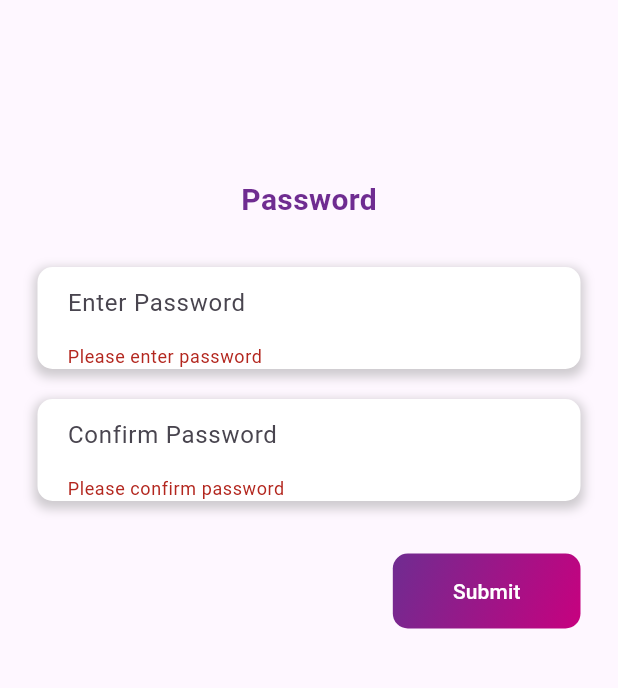
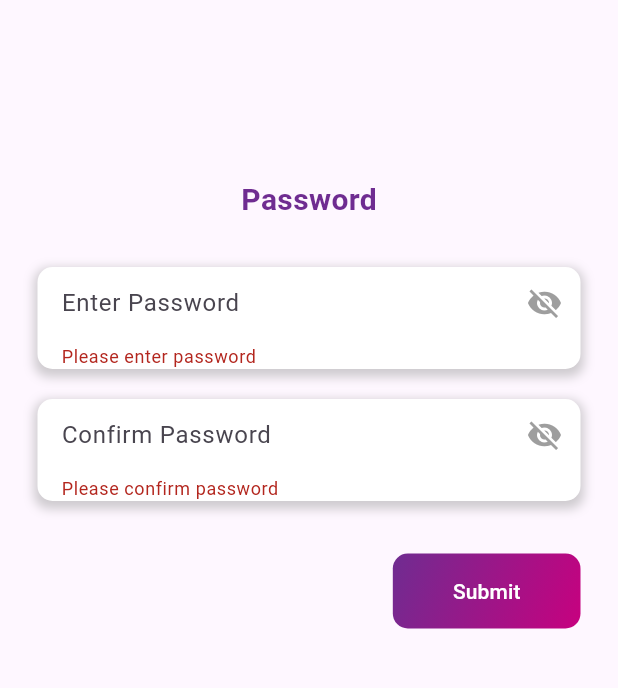
Before and after one commit to janani101110/e_voting_app, a Flutter app: the Password screen opened directly with empty values, after a tap on "Submit", on a phone screen of 412 x 824 dp, the part 63-751 px from its top. Run offline on Flutter 3.47's test engine with Material 3 defaults, Android fonts, the phone set to English and light mode, and no system bars; our stand-ins replace lottie.

Commit message:
password accepted (frontend)

```diff
--- a/e_voting_app/lib/pages/passaccept.dart
+++ b/e_voting_app/lib/pages/passaccept.dart
@@ -5,27 +5,22 @@ import 'package:flutter/material.dart';
 import 'package:lottie/lottie.dart';
 
 class Passaccept extends StatefulWidget {
-  final int userId;
-
-  const Passaccept({super.key, required this.userId});
+  final String nic;
+  const Passaccept({super.key, required this.nic});
 
   @override
   _PassacceptState createState() => _PassacceptState();
 }
 
-
-
 class _PassacceptState extends State<Passaccept> {
   @override
   void initState() {
     super.initState();
-    // Navigate to the password page after a 3-second delay
+    // Navigate to Login after animation
     Future.delayed(const Duration(seconds: 6), () {
       Navigator.pushReplacement(
         context,
-        MaterialPageRoute(
-          builder: (context) => Login(userId: widget.userId), // Pass userId here
-        ),
+        MaterialPageRoute(builder: (context) => Login()),
       );
     });
   }
@@ -33,7 +28,7 @@ class _PassacceptState extends State<Passaccept> {
   @override
   Widget build(BuildContext context) {
     return Scaffold(
-      appBar: AppBar(title: Text('User ID: ${widget.userId}')),
+      appBar: AppBar(title: const Text('Password Accepted')),
       body: Center(
         child: Column(
           mainAxisAlignment: MainAxisAlignment.center,
--- a/e_voting_app/lib/pages/password.dart
+++ b/e_voting_app/lib/pages/password.dart
@@ -1,13 +1,13 @@
-
+import 'package:e_voting_app/pages/passaccept.dart';
 import 'package:flutter/material.dart';
 import 'package:http/http.dart' as http;
 import 'dart:convert';
-import 'package:e_voting_app/pages/passaccept.dart';
+
 
 class Password extends StatefulWidget {
-  final int userId;
-
-  const Password({super.key, required this.userId});
+  final int userId; // Used for navigation only
+  final String nic;
+  const Password({super.key, required this.userId, required this.nic});
 
   @override
   State<Password> createState() => _PasswordState();
@@ -19,6 +19,9 @@ class _PasswordState extends State<Password> {
       TextEditingController();
   final _formKey = GlobalKey<FormState>();
 
+  bool _isPasswordVisible = false;
+  bool _isConfirmPasswordVisible = false;
+
   @override
   void dispose() {
     _passwordController.dispose();
@@ -29,31 +32,32 @@ class _PasswordState extends State<Password> {
   Future<void> _updatePassword() async {
   if (_formKey.currentState?.validate() != true) return;
 
-    final url = Uri.parse('http://10.0.2.2:8080/user/${widget.userId}');
-    final response = await http.post(
+  final url = Uri.parse(
+      'http://10.0.2.2:8080/api/user/${widget.nic}/update-password');
+  final response = await http.put(
     url,
     headers: {'Content-Type': 'application/json'},
-      body: json.encode({'password': _passwordController.text}),
+    body: json.encode({'nic': widget.nic, 'password': _passwordController.text}),
   );
 
   if (response.statusCode == 200) {
-      // Navigate to PassAccept page
-      Navigator.push(
+    // Navigate directly to Passaccept without userId
+    Navigator.pushReplacement(
       context,
-        MaterialPageRoute(
-          builder: (context) => Passaccept(userId: widget.userId),
-        ),
+      MaterialPageRoute(builder: (context) => Passaccept(nic: widget.nic)),
     );
   } else if (response.statusCode == 404) {
     ScaffoldMessenger.of(context).showSnackBar(
-        SnackBar(content: Text('User not found. Password not updated.')),
+      const SnackBar(content: Text('User not found. Password not updated.')),
     );
   } else {
     ScaffoldMessenger.of(context).showSnackBar(
-        SnackBar(content: Text('An error occurred. Please try again.')),
+      const SnackBar(content: Text('An error occurred. Please try again.')),
     );
   }
 }
+
+
 
   @override
   Widget build(BuildContext context) {
@@ -67,7 +71,7 @@ class _PasswordState extends State<Password> {
             crossAxisAlignment: CrossAxisAlignment.center,
             children: [
               const SizedBox(height: 80),
-              Text(
+              const Text(
                 'Password',
                 style: TextStyle(
                   color: Color.fromRGBO(111, 44, 145, 1),
@@ -76,77 +80,9 @@ class _PasswordState extends State<Password> {
                 ),
               ),
               const SizedBox(height: 30),
-              Container(
-                decoration: BoxDecoration(
-                  color: Colors.white,
-                  borderRadius: BorderRadius.circular(10),
-                  boxShadow: [
-                    BoxShadow(
-                      color: Colors.grey.withOpacity(0.5),
-                      spreadRadius: 2,
-                      blurRadius: 5,
-                      offset: const Offset(0, 3),
-                    ),
-                  ],
-                ),
-                child: TextFormField(
-                  controller: _passwordController,
-                  decoration: const InputDecoration(
-                    hintText: 'Enter Password',
-                    border: OutlineInputBorder(
-                      borderSide: BorderSide.none,
-                    ),
-                    contentPadding:
-                        EdgeInsets.symmetric(horizontal: 16, vertical: 12),
-                  ),
-                  obscureText: true,
-                  validator: (value) {
-                    if (value == null || value.isEmpty) {
-                      return 'Please enter password';
-                    }
-                    if (value.length < 6) {
-                      return 'Password must be at least 6 characters long';
-                    }
-                    return null;
-                  },
-                ),
-              ),
+              _buildPasswordField(),
               const SizedBox(height: 20),
-              Container(
-                decoration: BoxDecoration(
-                  color: Colors.white,
-                  borderRadius: BorderRadius.circular(10),
-                  boxShadow: [
-                    BoxShadow(
-                      color: Colors.grey.withOpacity(0.5),
-                      spreadRadius: 2,
-                      blurRadius: 5,
-                      offset: const Offset(0, 3),
-                    ),
-                  ],
-                ),
-                child: TextFormField(
-                  controller: _confirmPasswordController,
-                  decoration: const InputDecoration(
-                    hintText: 'Confirm Password',
-                    border: OutlineInputBorder(
-                      borderSide: BorderSide.none,
-                    ),
-                    contentPadding:
-                        EdgeInsets.symmetric(horizontal: 16, vertical: 12),
-                  ),
-                  obscureText: true,
-                  validator: (value) {
-                    if (value == null || value.isEmpty) {
-                      return 'Please confirm password';
-                    }
-                    if (value != _passwordController.text) {
-                      return 'Passwords do not match';
-                    }
-                    return null;
-                  },
-                ),
-              ),
+              _buildConfirmPasswordField(),
               const SizedBox(height: 35),
               Align(
                 alignment: Alignment.centerRight,
@@ -183,4 +119,89 @@ class _PasswordState extends State<Password> {
       ),
     );
   }
+
+  Widget _buildPasswordField() {
+    return Container(
+      decoration: _boxDecoration(),
+      child: TextFormField(
+        controller: _passwordController,
+        obscureText: !_isPasswordVisible,
+        decoration: InputDecoration(
+          hintText: 'Enter Password',
+          border: InputBorder.none,
+          contentPadding: const EdgeInsets.symmetric(horizontal: 16, vertical: 12),
+          suffixIcon: IconButton(
+            icon: Icon(
+              _isPasswordVisible ? Icons.visibility : Icons.visibility_off,
+              color: Colors.grey,
+            ),
+            onPressed: () {
+              setState(() {
+                _isPasswordVisible = !_isPasswordVisible;
+              });
+            },
+          ),
+        ),
+        validator: (value) {
+          if (value == null || value.isEmpty) {
+            return 'Please enter password';
           }
+          if (value.length < 6) {
+            return 'Password must be at least 6 characters long';
+          }
+          return null;
+        },
+      ),
+    );
+  }
+
+  Widget _buildConfirmPasswordField() {
+    return Container(
+      decoration: _boxDecoration(),
+      child: TextFormField(
+        controller: _confirmPasswordController,
+        obscureText: !_isConfirmPasswordVisible,
+        decoration: InputDecoration(
+          hintText: 'Confirm Password',
+          border: InputBorder.none,
+          contentPadding: const EdgeInsets.symmetric(horizontal: 16, vertical: 12),
+          suffixIcon: IconButton(
+            icon: Icon(
+              _isConfirmPasswordVisible ? Icons.visibility : Icons.visibility_off,
+              color: Colors.grey,
+            ),
+            onPressed: () {
+              setState(() {
+                _isConfirmPasswordVisible = !_isConfirmPasswordVisible;
+              });
+            },
+          ),
+        ),
+        validator: (value) {
+          if (value == null || value.isEmpty) {
+            return 'Please confirm password';
+          }
+          if (value != _passwordController.text) {
+            return 'Passwords do not match';
+          }
+          return null;
+        },
+      ),
+    );
+  }
+
+  BoxDecoration _boxDecoration() {
+    return BoxDecoration(
+      color: Colors.white,
+      borderRadius: BorderRadius.circular(10),
+      boxShadow: [
+        BoxShadow(
+          color: Colors.grey.withOpacity(0.5),
+          spreadRadius: 2,
+          blurRadius: 5,
+          offset: const Offset(0, 3),
+        ),
+      ],
+    );
+  }
+}
```
Also changed, not shown: e_voting_app/lib/pages/fistpage.dart (added, +15 -0 lines), e_voting_app/lib/pages/login.dart (+9 -12 lines), e_voting_app/lib/pages/register_1.dart (+27 -41 lines), e_voting_app/lib/pages/register_form.dart (+14 -49 lines), e_voting_app/lib/pages/regpass.dart (+4 -3 lines). Lines whose indentation alone changed are shown as unchanged.
